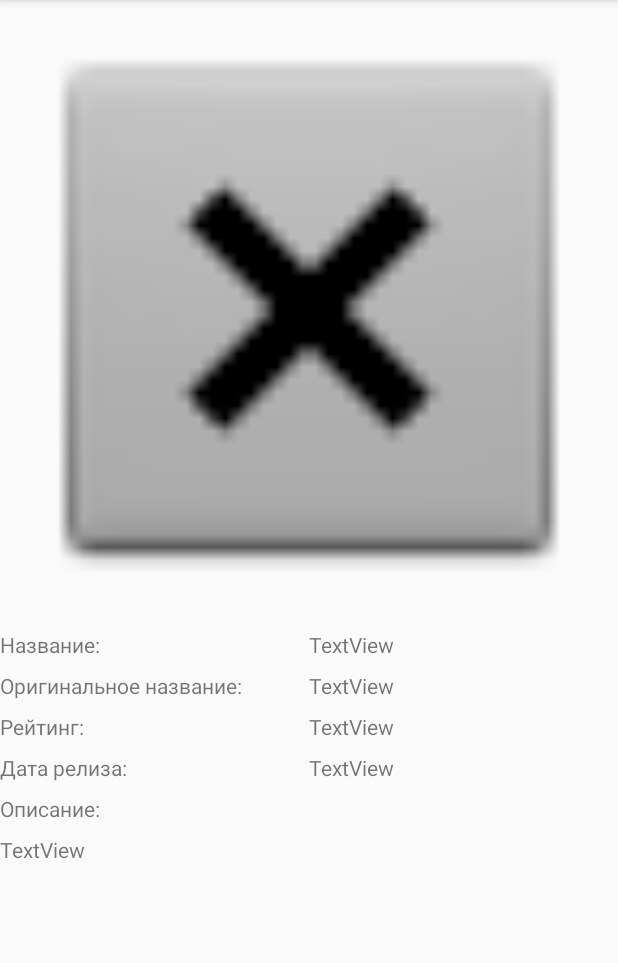
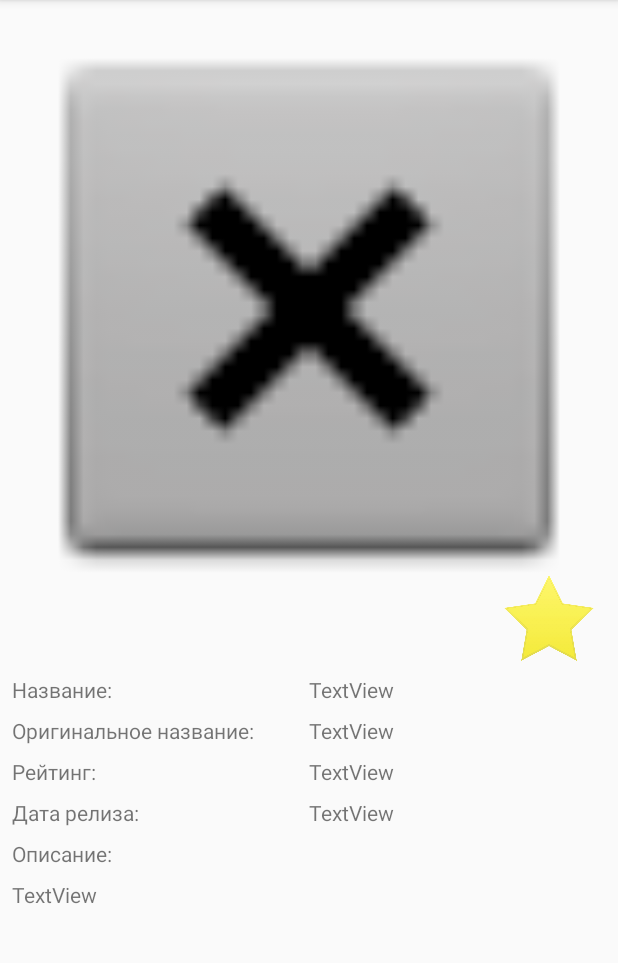
Before and after one commit to WhatsUp20/My-Moves-App, an Android app: the DetailActivity screen opened directly, with no data from a screen before it, on a phone screen of 412 x 824 dp, the part 84-1047 px from its top. Run offline under Robolectric (Android 15) with nearby library versions, the phone set to English and light mode, and no system bars; our stand-ins replace Picasso, Room's generated code; pictures from the network do not load; 1 statement that could not run was skipped.

Commit message:
part5,add DetailActivity (bags with adds to favourite movies)

```diff
--- a/app/src/main/java/com/example/mymovies/DetailActivity.java
+++ b/app/src/main/java/com/example/mymovies/DetailActivity.java
@@ -6,15 +6,19 @@ import androidx.lifecycle.ViewModelProvider;
 import android.annotation.SuppressLint;
 import android.content.Intent;
 import android.os.Bundle;
+import android.view.View;
 import android.widget.ImageView;
 import android.widget.TextView;
+import android.widget.Toast;
 
+import com.example.mymovies.data.FavoriteMovie;
 import com.example.mymovies.data.MainViewModel;
 import com.example.mymovies.data.Movie;
 import com.squareup.picasso.Picasso;
 
 public class DetailActivity extends AppCompatActivity {
 
+    private ImageView imageViewAddToFavourite;
     private ImageView imageViewBigPoster;
     private TextView textViewTitle;
     private TextView textViewOriginalTitle;
@@ -23,35 +27,45 @@ public class DetailActivity extends AppCompatActivity {
     private TextView textViewOverview;
 
     private int id;
-
+    private Movie movie;
     private MainViewModel viewModel;
+    private FavoriteMovie favoriteMovie;
 
     @Override
     protected void onCreate(Bundle savedInstanceState) {
         super.onCreate(savedInstanceState);
         setContentView(R.layout.activity_detail);
+        viewModel = ViewModelProvider.AndroidViewModelFactory.getInstance(getApplication()).create(MainViewModel.class);
         imageViewBigPoster = findViewById(R.id.imageViewBigPoster);
         textViewTitle = findViewById(R.id.textViewTitle);
         textViewOriginalTitle = findViewById(R.id.textViewOriginalTitle);
         textViewRating = findViewById(R.id.textViewRating);
         textViewReleaseDate = findViewById(R.id.textViewReleaseDate);
         textViewOverview = findViewById(R.id.textViewOvervew);
+        imageViewAddToFavourite = findViewById(R.id.imageViewAddToFavourite);
         Intent intent = getIntent();
         if (intent != null && intent.hasExtra("id")) {
             id = intent.getIntExtra("id", -1);
+            movie = viewModel.getMovieById(id);
+            createMovieDetails(movie);
         } else {
             finish();
         }
-        viewModel = ViewModelProvider.AndroidViewModelFactory.getInstance(getApplication()).create(MainViewModel.class);
-        Movie movie = viewModel.getMovieById(id);
-
-        if (movie != null) {
-            createMovieDetails(movie);
-        } else {
-
-        }
     }
 
+    public void onClickChangeFavourite(View view) {
+        favoriteMovie = viewModel.getFavouriteMovieById(id);
+        if (favoriteMovie == null) {
+            viewModel.insertFavouriteMovie(new FavoriteMovie(movie));
+            Toast.makeText(this, R.string.add_to_favourite, Toast.LENGTH_SHORT).show();
+        } else {
+            viewModel.deleteFavouriteMovie(favoriteMovie);
+            Toast.makeText(this, R.string.remove_from_favorite, Toast.LENGTH_SHORT).show();
+        }
+        setFavourite();
+    }
+
+    @SuppressLint("SetTextI18n")
     private void createMovieDetails(Movie movie) {
         Picasso.get().load(movie.getBigPosterPath()).into(imageViewBigPoster);
 
@@ -61,4 +75,13 @@ public class DetailActivity extends AppCompatActivity {
         textViewReleaseDate.setText(movie.getReleaseDate());
         textViewRating.setText(Double.toString(movie.getVoteAverage()));
     }
+
+    private void setFavourite() {
+        favoriteMovie = viewModel.getFavouriteMovieById(id);
+        if (favoriteMovie == null) {
+            imageViewAddToFavourite.setImageResource(R.drawable.favourite_add_to);
+        } else {
+            imageViewAddToFavourite.setImageResource(R.drawable.favourite_remove);
+        }
+    }
 }
--- a/app/src/main/java/com/example/mymovies/MainActivity.java
+++ b/app/src/main/java/com/example/mymovies/MainActivity.java
@@ -109,7 +109,7 @@ public class MainActivity extends AppCompatActivity {
     private void downloadData (int methodOfSort, int page) {
         JSONObject jsonObject = NetworkUtils.getJSONFromNetwork(methodOfSort, 1);
         ArrayList<Movie> movies = JSONUtils.getMoviesFromJson(jsonObject);
-        if (movies != null && !movies.isEmpty()) {
+        if (!movies.isEmpty()) {
             viewModel.deleteAllMovies();
             for (Movie movie : movies) {
                 viewModel.insertMovie(movie);
--- a/app/src/main/java/com/example/mymovies/data/MovieDao.java
+++ b/app/src/main/java/com/example/mymovies/data/MovieDao.java
@@ -13,8 +13,14 @@ public interface MovieDao {
     @Query("SELECT * FROM movies")
     LiveData<List<Movie>> getAllMovies();
 
+    @Query("SELECT * FROM favourite_movies")
+    LiveData<List<FavoriteMovie>> getAllFavouriteMovies();
+
     @Query("SELECT * FROM movies WHERE id == :movieId")
     Movie getMovieById(int movieId);
+
+    @Query("SELECT * FROM favourite_movies WHERE id ==:favouriteMoveId")
+    FavoriteMovie getFavouriteMovieById(int favouriteMoveId);
 
     @Query("DELETE FROM movies")
     void deleteAllMovies();
@@ -25,5 +31,11 @@ public interface MovieDao {
     @Delete
     void deleteMovie(Movie movie);
 
+    @Insert
+    void insertFavouriteMovie(FavoriteMovie movie);
+
+    @Delete
+    void deleteFavouriteMovie(FavoriteMovie movie);
+
 
 }
--- a/app/src/main/java/com/example/mymovies/data/MovieDatabase.java
+++ b/app/src/main/java/com/example/mymovies/data/MovieDatabase.java
@@ -6,7 +6,7 @@ import androidx.room.Database;
 import androidx.room.Room;
 import androidx.room.RoomDatabase;
 
-@Database(entities = {Movie.class}, version = 1, exportSchema = false)
+@Database(entities = {Movie.class, FavoriteMovie.class}, version = 2, exportSchema = false)
 public abstract class MovieDatabase extends RoomDatabase {
 
     private static MovieDatabase database;
@@ -17,7 +17,7 @@ public abstract class MovieDatabase extends RoomDatabase {
     public static MovieDatabase getInstance(Context context) {
         synchronized (LOCK) {
             if (database == null) {
-                database = Room.databaseBuilder(context,MovieDatabase.class,DB_NAME).build();
+                database = Room.databaseBuilder(context,MovieDatabase.class,DB_NAME).fallbackToDestructiveMigration().build();
             }
         }
 
--- a/app/src/main/res/layout/activity_detail.xml
+++ b/app/src/main/res/layout/activity_detail.xml
@@ -24,10 +24,11 @@
             android:id="@+id/textViewLabelTitle"
             android:layout_width="wrap_content"
             android:layout_height="wrap_content"
+            android:layout_marginStart="8dp"
             android:layout_marginTop="8dp"
             android:text="Название:"
             app:layout_constraintStart_toStartOf="parent"
-            app:layout_constraintTop_toBottomOf="@+id/imageViewBigPoster" />
+            app:layout_constraintTop_toBottomOf="@+id/imageViewAddToFavourite" />
 
         <androidx.constraintlayout.widget.Guideline
             android:id="@+id/guidelineCenter"
@@ -44,12 +45,13 @@
             android:text="TextView"
             app:layout_constraintEnd_toEndOf="parent"
             app:layout_constraintStart_toStartOf="@+id/guidelineCenter"
-            app:layout_constraintTop_toBottomOf="@+id/imageViewBigPoster" />
+            app:layout_constraintTop_toBottomOf="@+id/imageViewAddToFavourite" />
 
         <TextView
             android:id="@+id/textViewLabelOriginalTitle"
             android:layout_width="wrap_content"
             android:layout_height="wrap_content"
+            android:layout_marginStart="8dp"
             android:layout_marginTop="8dp"
             android:text="Оригинальное название:"
             app:layout_constraintStart_toStartOf="parent"
@@ -69,6 +71,7 @@
             android:id="@+id/textViewLabelRating"
             android:layout_width="wrap_content"
             android:layout_height="wrap_content"
+            android:layout_marginStart="8dp"
             android:layout_marginTop="8dp"
             android:text="Рейтинг:"
             app:layout_constraintStart_toStartOf="parent"
@@ -88,6 +91,7 @@
             android:id="@+id/textViewLabelReleaseDate"
             android:layout_width="wrap_content"
             android:layout_height="wrap_content"
+            android:layout_marginStart="8dp"
             android:layout_marginTop="8dp"
             android:text="Дата релиза:"
             app:layout_constraintStart_toStartOf="parent"
@@ -107,6 +111,7 @@
             android:id="@+id/textViewLabelDiscription"
             android:layout_width="wrap_content"
             android:layout_height="wrap_content"
+            android:layout_marginStart="8dp"
             android:layout_marginTop="8dp"
             android:text="Описание:"
             app:layout_constraintStart_toStartOf="parent"
@@ -116,10 +121,22 @@
             android:id="@+id/textViewOvervew"
             android:layout_width="wrap_content"
             android:layout_height="wrap_content"
+            android:layout_marginStart="8dp"
             android:layout_marginTop="8dp"
             android:text="TextView"
             app:layout_constraintStart_toStartOf="parent"
             app:layout_constraintTop_toBottomOf="@+id/textViewLabelDiscription" />
 
+        <ImageView
+            android:id="@+id/imageViewAddToFavourite"
+            android:layout_width="@dimen/size_of_star"
+            android:layout_height="@dimen/size_of_star"
+            android:layout_marginEnd="16dp"
+            app:layout_constraintBottom_toBottomOf="@+id/imageViewBigPoster"
+            app:layout_constraintEnd_toEndOf="@+id/imageViewBigPoster"
+            app:layout_constraintTop_toBottomOf="@+id/imageViewBigPoster"
+            android:onClick="onClickChangeFavourite"
+            app:srcCompat="@drawable/favourite_remove" />
+
     </androidx.constraintlayout.widget.ConstraintLayout>
 </ScrollView>
--- /dev/null
+++ b/app/src/main/res/values/dimens.xml
@@ -0,0 +1,4 @@
+<?xml version="1.0" encoding="utf-8"?>
+<resources>
+    <dimen name="size_of_star">60dp</dimen>
+</resources>
--- a/app/src/main/res/values/strings.xml
+++ b/app/src/main/res/values/strings.xml
@@ -3,4 +3,6 @@
     <string name="poster_of_movie">Постер к фильму</string>
     <string name="most_popular">Самые популярные</string>
     <string name="top_rated">Наиболее рейтинговые</string>
+    <string name="add_to_favourite">Добавлено в избранное</string>
+    <string name="remove_from_favorite">Удалено из избранного</string>
 </resources>
```
Also changed, not shown: app/src/main/java/com/example/mymovies/data/FavoriteMovie.java (added, +16 -0 lines), app/src/main/java/com/example/mymovies/data/MainViewModel.java (+60 -2 lines), app/src/main/res/drawable/favourite_add_to.png (added), app/src/main/res/drawable/favourite_remove.png (added).
